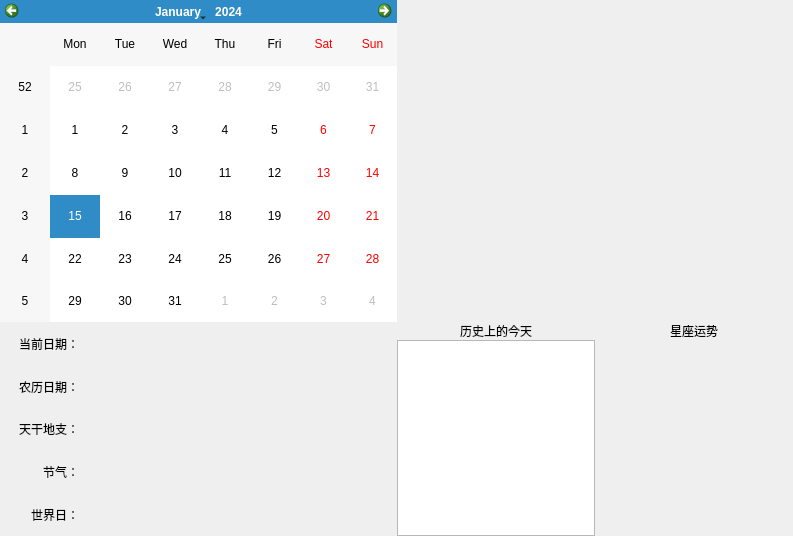
Before: the Qt Designer form ui/calendar.ui in Younger-Chan/everyday, drawn with Qt 5.
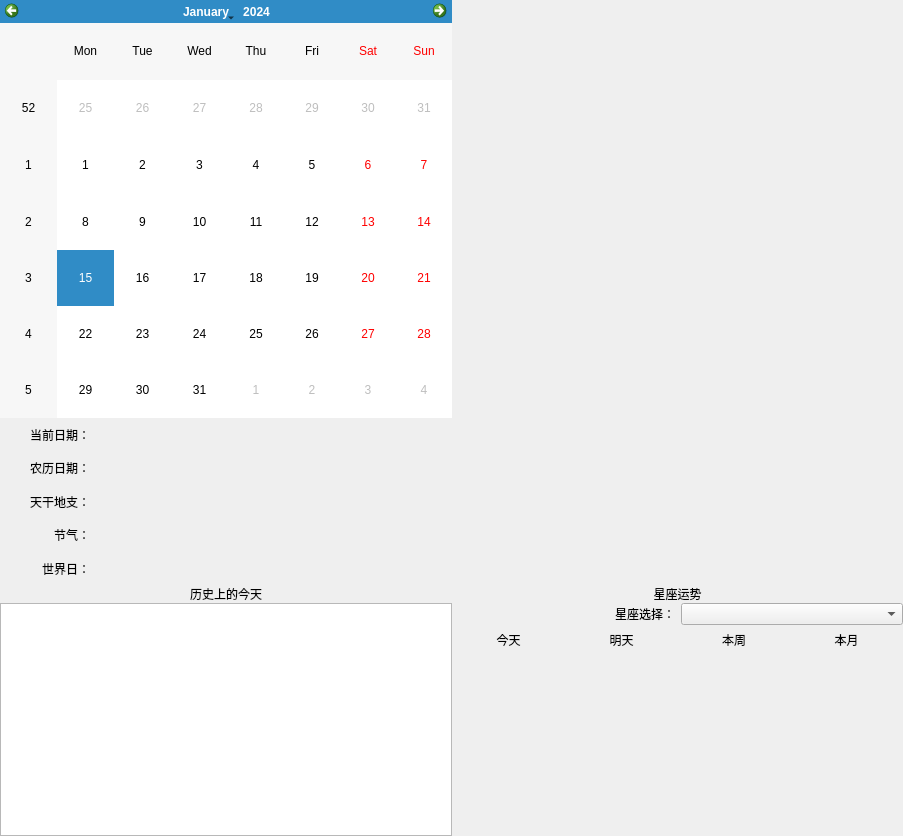
After: the same form once the commit is applied.

Commit message: 修改日历界面的布局以及添加星座的布局

```diff
--- a/ui/calendar.ui
+++ b/ui/calendar.ui
@@ -6,8 +6,8 @@
    <rect>
     <x>0</x>
     <y>0</y>
-    <width>793</width>
-    <height>536</height>
+    <width>903</width>
+    <height>836</height>
    </rect>
   </property>
   <property name="windowTitle">
@@ -35,7 +35,7 @@
    <item>
     <layout class="QHBoxLayout" name="horizontalLayout_4">
      <item>
-      <layout class="QVBoxLayout" name="verticalLayout_3" stretch="6,4">
+      <layout class="QVBoxLayout" name="verticalLayout_3" stretch="5,2,3">
        <item>
         <widget class="QCalendarWidget" name="calendarWidget"/>
        </item>
@@ -184,41 +184,25 @@
          </item>
         </layout>
        </item>
-      </layout>
-     </item>
-     <item>
-      <layout class="QVBoxLayout" name="verticalLayout_6" stretch="6,4">
        <item>
-        <widget class="QLabel" name="l_moyu">
-         <property name="styleSheet">
-          <string notr="true"/>
-         </property>
-         <property name="text">
-          <string/>
-         </property>
-        </widget>
-       </item>
-       <item>
-        <layout class="QHBoxLayout" name="horizontalLayout_3" stretch="5,5">
+        <layout class="QVBoxLayout" name="verticalLayout_4">
          <property name="spacing">
           <number>0</number>
          </property>
          <item>
-          <layout class="QVBoxLayout" name="verticalLayout_4">
-           <item>
-            <widget class="QLabel" name="label_6">
-             <property name="text">
-              <string>历史上的今天</string>
-             </property>
-             <property name="alignment">
-              <set>Qt::AlignCenter</set>
-             </property>
-            </widget>
-           </item>
-           <item>
-            <widget class="QListWidget" name="lw_today">
-             <property name="styleSheet">
-              <string notr="true">QListView {
+          <widget class="QLabel" name="label_6">
+           <property name="text">
+            <string>历史上的今天</string>
+           </property>
+           <property name="alignment">
+            <set>Qt::AlignCenter</set>
+           </property>
+          </widget>
+         </item>
+         <item>
+          <widget class="QListWidget" name="lw_today">
+           <property name="styleSheet">
+            <string notr="true">QListView {
     outline: none;
 }
 
@@ -252,13 +236,44 @@
 #listWidget_2::item:selected {
     border-left: 5px solid #009688;
 }</string>
-             </property>
-            </widget>
-           </item>
-          </layout>
+           </property>
+          </widget>
          </item>
+        </layout>
+       </item>
+      </layout>
+     </item>
+     <item>
+      <layout class="QVBoxLayout" name="verticalLayout_6" stretch="7,3">
+       <item>
+        <widget class="QLabel" name="l_moyu">
+         <property name="maximumSize">
+          <size>
+           <width>540</width>
+           <height>800</height>
+          </size>
+         </property>
+         <property name="styleSheet">
+          <string notr="true"/>
+         </property>
+         <property name="text">
+          <string/>
+         </property>
+         <property name="scaledContents">
+          <bool>true</bool>
+         </property>
+        </widget>
+       </item>
+       <item>
+        <layout class="QHBoxLayout" name="horizontalLayout_3" stretch="5">
+         <property name="spacing">
+          <number>0</number>
+         </property>
          <item>
           <layout class="QVBoxLayout" name="verticalLayout_5" stretch="0,10">
+           <property name="spacing">
+            <number>0</number>
+           </property>
            <item>
             <widget class="QLabel" name="label_7">
              <property name="text">
@@ -270,7 +285,103 @@
             </widget>
            </item>
            <item>
-            <widget class="QWidget" name="w_star" native="true"/>
+            <widget class="QWidget" name="w_star" native="true">
+             <layout class="QVBoxLayout" name="verticalLayout_9">
+              <property name="spacing">
+               <number>0</number>
+              </property>
+              <property name="leftMargin">
+               <number>0</number>
+              </property>
+              <property name="topMargin">
+               <number>0</number>
+              </property>
+              <property name="rightMargin">
+               <number>0</number>
+              </property>
+              <property name="bottomMargin">
+               <number>0</number>
+              </property>
+              <item>
+               <layout class="QVBoxLayout" name="verticalLayout_8" stretch="0,10">
+                <property name="spacing">
+                 <number>6</number>
+                </property>
+                <item>
+                 <layout class="QHBoxLayout" name="horizontalLayout_6">
+                  <item>
+                   <widget class="QLabel" name="label_8">
+                    <property name="text">
+                     <string>星座选择：</string>
+                    </property>
+                    <property name="alignment">
+                     <set>Qt::AlignRight|Qt::AlignTrailing|Qt::AlignVCenter</set>
+                    </property>
+                   </widget>
+                  </item>
+                  <item>
+                   <widget class="QComboBox" name="cb_star"/>
+                  </item>
+                 </layout>
+                </item>
+                <item>
+                 <layout class="QVBoxLayout" name="verticalLayout_7" stretch="0,10">
+                  <property name="spacing">
+                   <number>0</number>
+                  </property>
+                  <item>
+                   <layout class="QHBoxLayout" name="horizontalLayout_7">
+                    <item>
+                     <widget class="QPushButton" name="pb_today">
+                      <property name="styleSheet">
+                       <string notr="true">border:none</string>
+                      </property>
+                      <property name="text">
+                       <string>今天</string>
+                      </property>
+                     </widget>
+                    </item>
+                    <item>
+                     <widget class="QPushButton" name="pb_tom">
+                      <property name="styleSheet">
+                       <string notr="true">border:none</string>
+                      </property>
+                      <property name="text">
+                       <string>明天</string>
+                      </property>
+                     </widget>
+                    </item>
+                    <item>
+                     <widget class="QPushButton" name="pb_week">
+                      <property name="styleSheet">
+                       <string notr="true">border:none</string>
+                      </property>
+                      <property name="text">
+                       <string>本周</string>
+                      </property>
+                     </widget>
+                    </item>
+                    <item>
+                     <widget class="QPushButton" name="pb_month">
+                      <property name="styleSheet">
+                       <string notr="true">border:none</string>
+                      </property>
+                      <property name="text">
+                       <string>本月</string>
+                      </property>
+                     </widget>
+                    </item>
+                   </layout>
+                  </item>
+                  <item>
+                   <widget class="QWidget" name="widget" native="true"/>
+                  </item>
+                 </layout>
+                </item>
+               </layout>
+              </item>
+             </layout>
+            </widget>
            </item>
           </layout>
          </item>
```
The commit also changes 2 other files.
